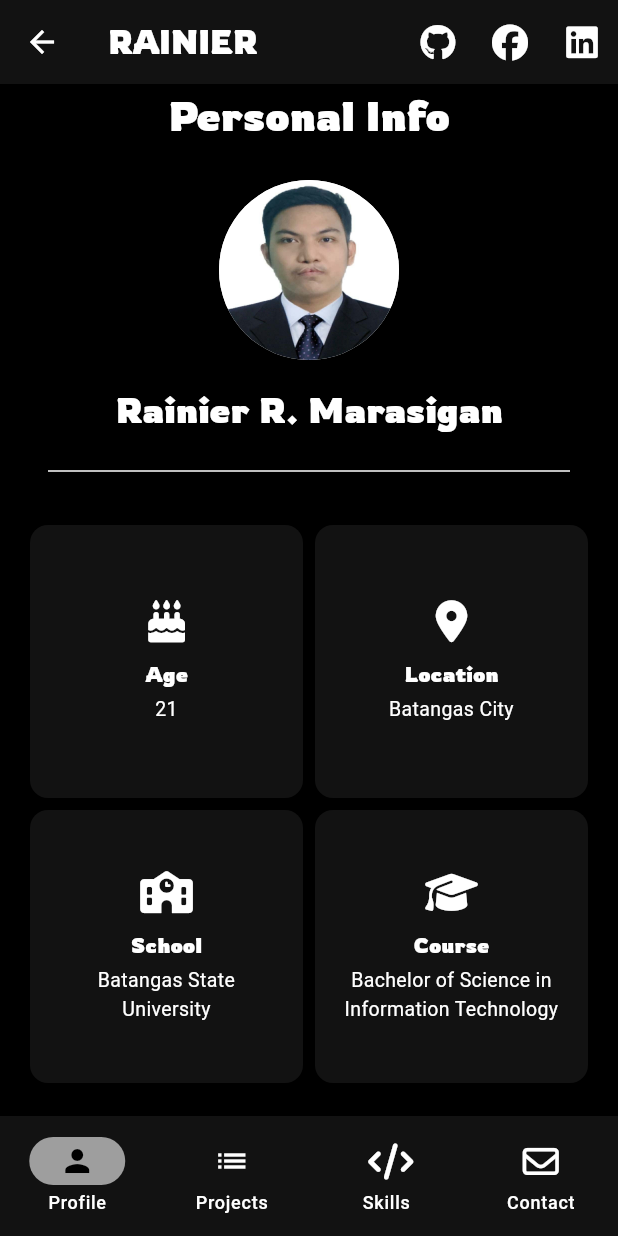
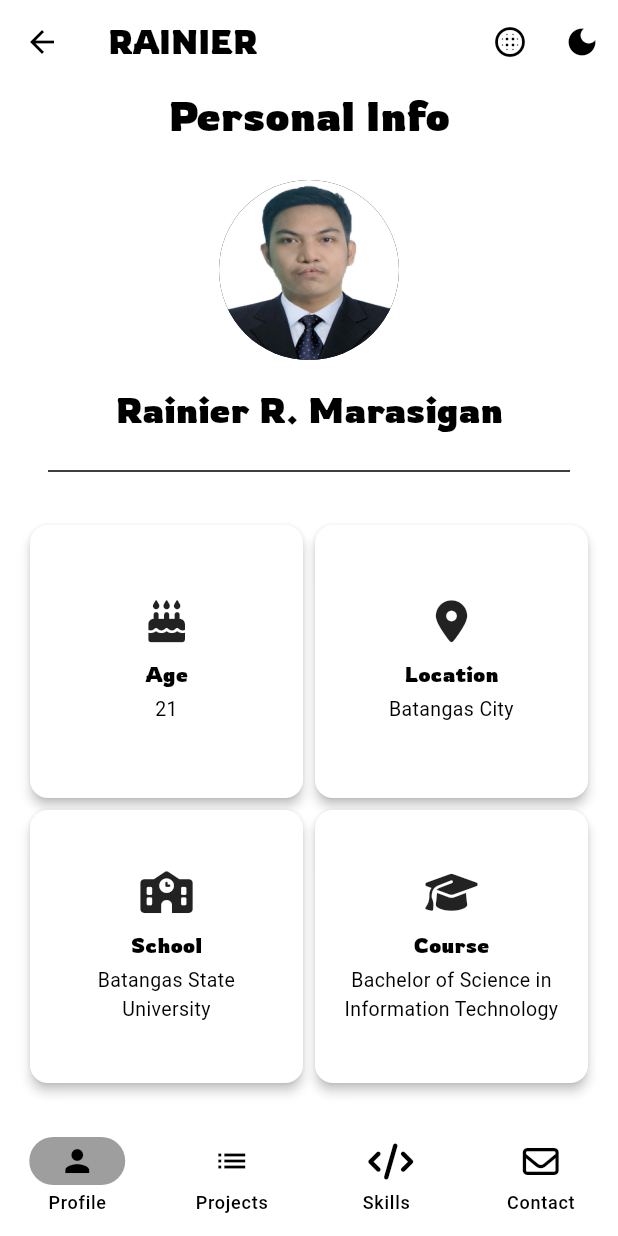
Before and after one commit to rainierm1826/portfolio_flutter, a Flutter app: the Layout screen opened directly, on a phone screen of 412 x 824 dp. Run offline on Flutter 3.47's test engine with Material 3 defaults, Android fonts, the phone set to English and light mode, and no system bars; our stand-ins replace font_awesome_flutter.

Commit message:
routing added

```diff
--- a/lib/main.dart
+++ b/lib/main.dart
@@ -1,20 +1,33 @@
 import 'package:flutter/material.dart';
 import 'package:flutter_portfolio/views/data/constants.dart';
+import 'package:flutter_portfolio/views/data/notifiers.dart';
 import 'package:flutter_portfolio/views/pages/welcome.dart';
+import 'package:flutter_portfolio/views/pages/pokemon.dart';
 
 void main() {
   runApp(const AboutMe_Marasigan());
 }
 
-class AboutMe_Marasigan extends StatelessWidget {
+class AboutMe_Marasigan extends StatefulWidget {
   const AboutMe_Marasigan({super.key});
 
   @override
+  State<AboutMe_Marasigan> createState() => _AboutMe_MarasiganState();
+}
+
+class _AboutMe_MarasiganState extends State<AboutMe_Marasigan> {
+  @override
   Widget build(BuildContext context) {
-    return MaterialApp(
-      debugShowCheckedModeBanner: false,
-      theme: darkTheme,
-      home: Welcome(),
+    return ValueListenableBuilder(
+      valueListenable: themeNotifier.theme,
+      builder: (context, theme, child) {
+        return MaterialApp(
+          debugShowCheckedModeBanner: false,
+          theme: theme ? darkTheme : lightTheme,
+          routes: {'/pokemon': (context) => Pokemon()},
+          home: Welcome(),
+        );
+      },
     );
   }
 }
--- a/lib/views/components/appbar.dart
+++ b/lib/views/components/appbar.dart
@@ -1,7 +1,7 @@
 import 'package:flutter/material.dart';
 import 'package:flutter_portfolio/views/components/logo.dart';
+import 'package:flutter_portfolio/views/components/theme_button.dart';
 import 'package:flutter_portfolio/views/pages/welcome.dart';
-import 'package:font_awesome_flutter/font_awesome_flutter.dart';
 
 class Appbar extends StatelessWidget implements PreferredSizeWidget {
   const Appbar({super.key});
@@ -20,11 +20,15 @@ class Appbar extends StatelessWidget implements PreferredSizeWidget {
           );
         },
       ),
-      title: Logo(),
+      title: Logo(title: "RAINIER",),
       actions: [
-        IconButton(onPressed: () => {}, icon: Icon(FontAwesomeIcons.github)),
-        IconButton(onPressed: () => {}, icon: Icon(FontAwesomeIcons.facebook)),
-        IconButton(onPressed: () => {}, icon: Icon(FontAwesomeIcons.linkedin)),
+        IconButton(
+          onPressed: () {
+            Navigator.pushNamed(context, "/pokemon");
+          },
+          icon: Icon(Icons.blur_circular_outlined),
+        ),
+        ThemeButton(),
       ],
     );
   }
--- a/lib/views/components/logo.dart
+++ b/lib/views/components/logo.dart
@@ -1,12 +1,14 @@
 import 'package:flutter/material.dart';
 
 class Logo extends StatelessWidget {
-  const Logo({super.key});
+  final String title;
+
+  const Logo({super.key, required this.title});
 
   @override
   Widget build(BuildContext context) {
     return Text(
-      "RAINIER",
+      title,
       style: TextStyle(fontFamily: "Rowdies", fontWeight: FontWeight.bold),
     );
   }
--- /dev/null
+++ b/lib/views/components/theme_button.dart
@@ -0,0 +1,24 @@
+import 'package:flutter/material.dart';
+import 'package:flutter_portfolio/views/data/notifiers.dart';
+
+class ThemeButton extends StatefulWidget {
+  const ThemeButton({super.key});
+
+  @override
+  State<ThemeButton> createState() => _ThemeButtonState();
+}
+
+class _ThemeButtonState extends State<ThemeButton> {
+  @override
+  Widget build(BuildContext context) {
+    return ValueListenableBuilder(
+      valueListenable: themeNotifier.theme,
+      builder: (context, theme, child) {
+        return IconButton(
+          onPressed: () => {themeNotifier.theme.value = !theme},
+          icon: Icon(theme ? Icons.light_mode : Icons.dark_mode),
+        );
+      },
+    );
+  }
+}
--- a/lib/views/data/notifiers.dart
+++ b/lib/views/data/notifiers.dart
@@ -8,4 +8,9 @@ class PageNotifier {
   }
 }
 
+class ThemeNotifier {
+  ValueNotifier<bool> theme = ValueNotifier<bool>(false);
+}
+
+final themeNotifier = ThemeNotifier();
 final pageNotfier = PageNotifier();
--- a/pubspec.yaml
+++ b/pubspec.yaml
@@ -36,6 +36,7 @@ dependencies:
   cupertino_icons: ^1.0.8
   font_awesome_flutter: ^10.8.0
   flutter_staggered_grid_view: ^0.7.0
+  http: ^1.4.0
 
 dev_dependencies:
   flutter_test:
```
Also changed, not shown: lib/api/pokemon_api.dart (added, +30 -0 lines), lib/functions/string.dart (added, +8 -0 lines), lib/views/pages/pokemon.dart (added, +90 -0 lines), lib/views/pages/pokemon_details.dart (added, +128 -0 lines), lib/views/pages/projects.dart (+5 -5 lines), pubspec.lock.
